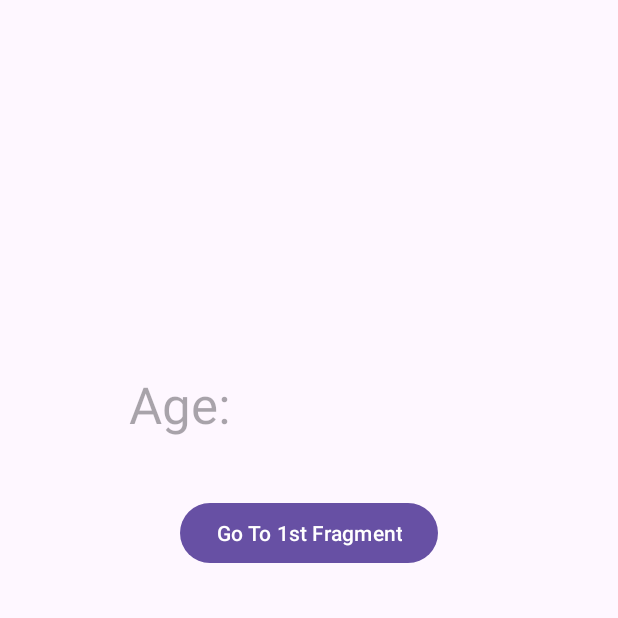
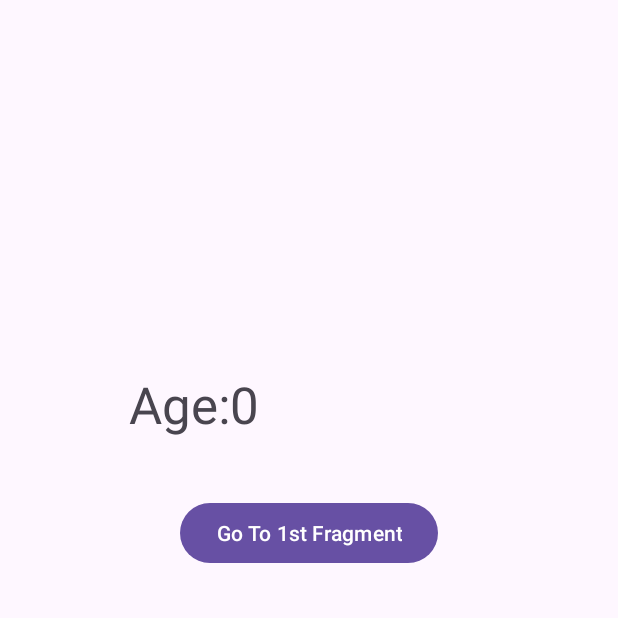
Before and after one commit to ilkaydurgun/NavigationLibrary-Test, an Android app: the SecondFragment screen opened through its navigation route, on a phone screen of 412 x 824 dp, the top half of it. Run offline under Robolectric (Android 15) with nearby library versions, the phone set to English and light mode, and no system bars.

```diff
--- a/app/src/main/java/com/ilkaydurgun/navigationapp/FirstFragment.java
+++ b/app/src/main/java/com/ilkaydurgun/navigationapp/FirstFragment.java
@@ -53,7 +53,9 @@ public class FirstFragment extends Fragment {
 
     public void gotoSecond(View view) {
 
-        NavDirections action = FirstFragmentDirections.actionFirstFragmentToSecondFragment();
+        //NavDirections action = FirstFragmentDirections.actionFirstFragmentToSecondFragment();
+        FirstFragmentDirections.ActionFirstFragmentToSecondFragment action =  FirstFragmentDirections.actionFirstFragmentToSecondFragment();
+        action.setAge(52);
         Navigation.findNavController(view).navigate(action);
     }
 }
--- a/app/src/main/java/com/ilkaydurgun/navigationapp/SecondFragment.java
+++ b/app/src/main/java/com/ilkaydurgun/navigationapp/SecondFragment.java
@@ -49,6 +49,12 @@ public class SecondFragment extends Fragment {
                 gotoFirst(v);
             }
         });
+        if(getArguments() != null){
+            int age = SecondFragmentArgs.fromBundle(getArguments()).getAge();
+            textView.setText("Age:"+age);
+
+
+        }
     }
 
     public void gotoFirst(View view) {
--- a/app/src/main/res/navigation/my_graph.xml
+++ b/app/src/main/res/navigation/my_graph.xml
@@ -22,5 +22,9 @@
         <action
             android:id="@+id/action_secondFragment_to_firstFragment"
             app:destination="@id/firstFragment" />
+        <argument
+            android:name="age"
+            app:argType="integer"
+            android:defaultValue="0" />
     </fragment>
 </navigation>
```
